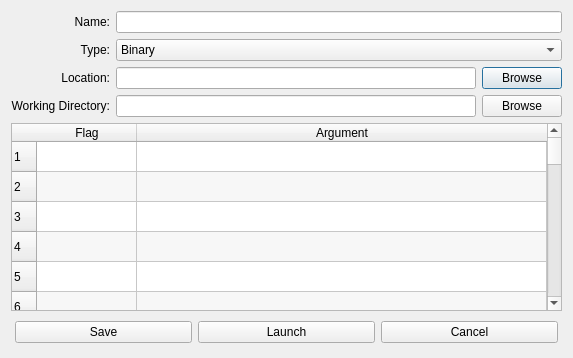
Before: the Qt Designer form products/RAT-STATS/rstats_main/src/UIRStatsLaunchConfigDialog.ui in cbtek/RStats2017, drawn with Qt 5.
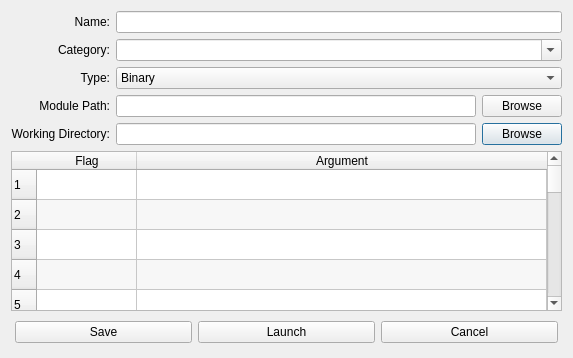
After: the same form once the commit is applied.

Commit message: Renamed module definitions Updated Launch Config Dialog with category field Updated Main so that it gets populated from new module_definitions Renamed some functions in RStatsModuleProperties Added simple Error Message Dialog

The edit to the form file:
```diff
--- a/products/RAT-STATS/rstats_main/src/UIRStatsLaunchConfigDialog.ui
+++ b/products/RAT-STATS/rstats_main/src/UIRStatsLaunchConfigDialog.ui
@@ -16,7 +16,17 @@
   <layout class="QVBoxLayout" name="verticalLayout">
    <item>
     <layout class="QGridLayout" name="gridLayout">
-     <item row="1" column="1">
+     <item row="3" column="0">
+      <widget class="QLabel" name="label_3">
+       <property name="text">
+        <string>Module Path:</string>
+       </property>
+       <property name="alignment">
+        <set>Qt::AlignRight|Qt::AlignTrailing|Qt::AlignVCenter</set>
+       </property>
+      </widget>
+     </item>
+     <item row="2" column="1">
       <widget class="QComboBox" name="m_cmbTypes">
        <item>
         <property name="text">
@@ -35,17 +45,21 @@
        </item>
       </widget>
      </item>
+     <item row="4" column="1">
+      <layout class="QHBoxLayout" name="horizontalLayout_2">
+       <item>
+        <widget class="QLineEdit" name="m_txtWorkingDir"/>
+       </item>
+       <item>
+        <widget class="QPushButton" name="m_btnBrowseWorkingDir">
+         <property name="text">
+          <string>Browse</string>
+         </property>
+        </widget>
+       </item>
+      </layout>
+     </item>
      <item row="2" column="0">
-      <widget class="QLabel" name="label_3">
-       <property name="text">
-        <string>Location:</string>
-       </property>
-       <property name="alignment">
-        <set>Qt::AlignRight|Qt::AlignTrailing|Qt::AlignVCenter</set>
-       </property>
-      </widget>
-     </item>
-     <item row="1" column="0">
       <widget class="QLabel" name="label_2">
        <property name="text">
         <string>Type:</string>
@@ -55,17 +69,20 @@
        </property>
       </widget>
      </item>
-     <item row="0" column="0">
-      <widget class="QLabel" name="label">
+     <item row="0" column="1">
+      <widget class="QLineEdit" name="m_txtName"/>
+     </item>
+     <item row="4" column="0">
+      <widget class="QLabel" name="label_4">
        <property name="text">
-        <string>Name:</string>
+        <string>Working Directory:</string>
        </property>
        <property name="alignment">
         <set>Qt::AlignRight|Qt::AlignTrailing|Qt::AlignVCenter</set>
        </property>
       </widget>
      </item>
-     <item row="2" column="1">
+     <item row="3" column="1">
       <layout class="QHBoxLayout" name="horizontalLayout">
        <item>
         <widget class="QLineEdit" name="m_txtLocation"/>
@@ -79,32 +96,32 @@
        </item>
       </layout>
      </item>
-     <item row="3" column="1">
-      <layout class="QHBoxLayout" name="horizontalLayout_2">
-       <item>
-        <widget class="QLineEdit" name="m_txtWorkingDir"/>
-       </item>
-       <item>
-        <widget class="QPushButton" name="m_btnBrowseWorkingDir">
-         <property name="text">
-          <string>Browse</string>
-         </property>
-        </widget>
-       </item>
-      </layout>
+     <item row="0" column="0">
+      <widget class="QLabel" name="label">
+       <property name="text">
+        <string>Name:</string>
+       </property>
+       <property name="alignment">
+        <set>Qt::AlignRight|Qt::AlignTrailing|Qt::AlignVCenter</set>
+       </property>
+      </widget>
      </item>
-     <item row="3" column="0">
-      <widget class="QLabel" name="label_4">
+     <item row="1" column="0">
+      <widget class="QLabel" name="label_5">
        <property name="text">
-        <string>Working Directory:</string>
+        <string>Category:</string>
        </property>
        <property name="alignment">
         <set>Qt::AlignRight|Qt::AlignTrailing|Qt::AlignVCenter</set>
        </property>
       </widget>
      </item>
-     <item row="0" column="1">
-      <widget class="QLineEdit" name="m_txtName"/>
+     <item row="1" column="1">
+      <widget class="QComboBox" name="m_cmbCategory">
+       <property name="editable">
+        <bool>true</bool>
+       </property>
+      </widget>
      </item>
     </layout>
    </item>
```
The commit also changes 44 other files.
